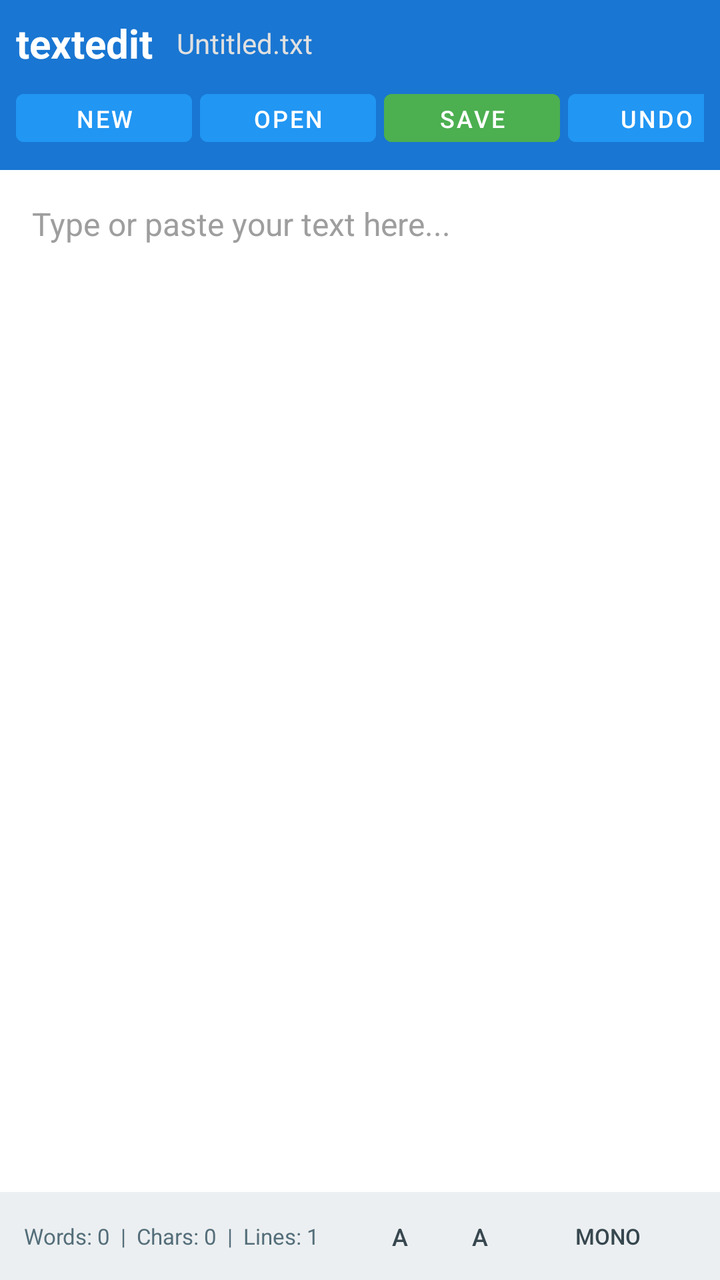
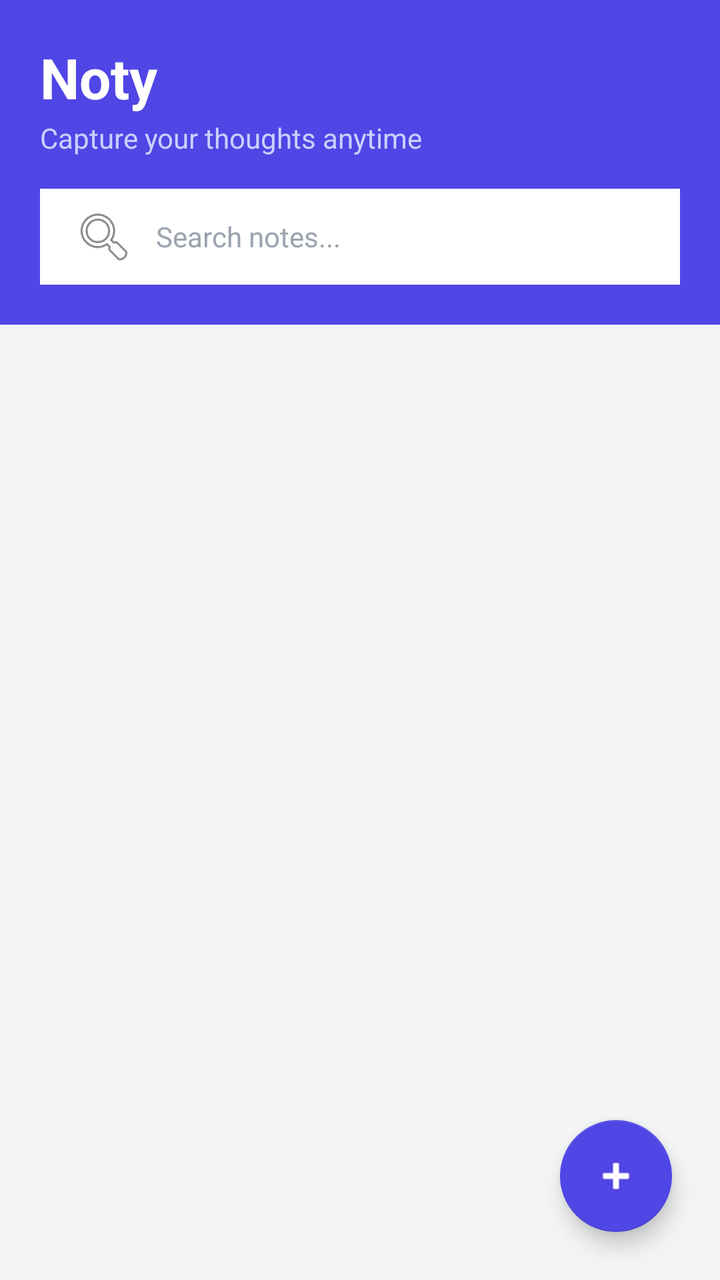

Screens rendered from an Android XML layout before and after an edit, with the pre-edit source and the edit as a unified diff.
<!-- AndroidManifest.xml: application theme Theme.Noty -->
<!-- res/layout/activity_main.xml -->
<?xml version="1.0" encoding="utf-8"?>
<LinearLayout xmlns:android="http://schemas.android.com/apk/res/android"
    android:layout_width="match_parent"
    android:layout_height="match_parent"
    android:orientation="vertical"
    android:background="#FFFFFF">

    
    <LinearLayout
        android:layout_width="match_parent"
        android:layout_height="wrap_content"
        android:background="#1976D2"
        android:orientation="vertical"
        android:padding="8dp">

        
        <LinearLayout
            android:layout_width="match_parent"
            android:layout_height="wrap_content"
            android:orientation="horizontal"
            android:gravity="center_vertical">

            <TextView
                android:layout_width="wrap_content"
                android:layout_height="wrap_content"
                android:text="textedit"
                android:textColor="#FFFFFF"
                android:textSize="20sp"
                android:textStyle="bold"
                android:paddingEnd="12dp" />

            <TextView
                android:id="@+id/tv_file_name"
                android:layout_width="0dp"
                android:layout_height="wrap_content"
                android:layout_weight="1"
                android:text="Untitled.txt"
                android:textColor="#E0E0E0"
                android:textSize="14sp"
                android:ellipsize="middle"
                android:singleLine="true" />

        </LinearLayout>

        
        <HorizontalScrollView
            android:layout_width="match_parent"
            android:layout_height="wrap_content"
            android:scrollbars="none"
            android:layout_marginTop="6dp">

            <LinearLayout
                android:layout_width="wrap_content"
                android:layout_height="wrap_content"
                android:orientation="horizontal">

                <Button
                    android:id="@+id/btn_new"
                    style="?android:attr/buttonBarButtonStyle"
                    android:layout_width="wrap_content"
                    android:layout_height="36dp"
                    android:text="New"
                    android:textColor="#FFFFFF"
                    android:textSize="12sp"
                    android:backgroundTint="#2196F3"
                    android:layout_marginEnd="4dp" />

                <Button
                    android:id="@+id/btn_open"
                    style="?android:attr/buttonBarButtonStyle"
                    android:layout_width="wrap_content"
                    android:layout_height="36dp"
                    android:text="Open"
                    android:textColor="#FFFFFF"
                    android:textSize="12sp"
                    android:backgroundTint="#2196F3"
                    android:layout_marginEnd="4dp" />

                <Button
                    android:id="@+id/btn_save"
                    style="?android:attr/buttonBarButtonStyle"
                    android:layout_width="wrap_content"
                    android:layout_height="36dp"
                    android:text="Save"
                    android:textColor="#FFFFFF"
                    android:textSize="12sp"
                    android:backgroundTint="#4CAF50"
                    android:layout_marginEnd="4dp" />

                <Button
                    android:id="@+id/btn_undo"
                    style="?android:attr/buttonBarButtonStyle"
                    android:layout_width="wrap_content"
                    android:layout_height="36dp"
                    android:text="Undo"
                    android:textColor="#FFFFFF"
                    android:textSize="12sp"
                    android:backgroundTint="#2196F3"
                    android:layout_marginEnd="4dp" />

                <Button
                    android:id="@+id/btn_redo"
                    style="?android:attr/buttonBarButtonStyle"
                    android:layout_width="wrap_content"
                    android:layout_height="36dp"
                    android:text="Redo"
                    android:textColor="#FFFFFF"
                    android:textSize="12sp"
                    android:backgroundTint="#2196F3"
                    android:layout_marginEnd="4dp" />

                <Button
                    android:id="@+id/btn_search_toggle"
                    style="?android:attr/buttonBarButtonStyle"
                    android:layout_width="wrap_content"
                    android:layout_height="36dp"
                    android:text="Find"
                    android:textColor="#FFFFFF"
                    android:textSize="12sp"
                    android:backgroundTint="#2196F3"
                    android:layout_marginEnd="4dp" />

                <Button
                    android:id="@+id/btn_share"
                    style="?android:attr/buttonBarButtonStyle"
                    android:layout_width="wrap_content"
                    android:layout_height="36dp"
                    android:text="Share"
                    android:textColor="#FFFFFF"
                    android:textSize="12sp"
                    android:backgroundTint="#2196F3" />

            </LinearLayout>
        </HorizontalScrollView>

    </LinearLayout>

    
    <LinearLayout
        android:id="@+id/search_container"
        android:layout_width="match_parent"
        android:layout_height="wrap_content"
        android:orientation="vertical"
        android:background="#F0F4F8"
        android:padding="8dp"
        android:visibility="gone">

        <LinearLayout
            android:layout_width="match_parent"
            android:layout_height="wrap_content"
            android:orientation="horizontal"
            android:gravity="center_vertical">

            <EditText
                android:id="@+id/et_search"
                android:layout_width="0dp"
                android:layout_height="40dp"
                android:layout_weight="1"
                android:hint="Find text..."
                android:textSize="13sp"
                android:padding="8dp"
                android:background="#FFFFFF"
                android:inputType="text"
                android:maxLines="1" />

            <Button
                android:id="@+id/btn_find_next"
                android:layout_width="wrap_content"
                android:layout_height="40dp"
                android:text="Next"
                android:textSize="11sp"
                android:layout_marginStart="4dp" />

            <Button
                android:id="@+id/btn_close_search"
                android:layout_width="40dp"
                android:layout_height="40dp"
                android:text="X"
                android:textSize="11sp"
                android:layout_marginStart="4dp" />

        </LinearLayout>

        <LinearLayout
            android:layout_width="match_parent"
            android:layout_height="wrap_content"
            android:orientation="horizontal"
            android:gravity="center_vertical"
            android:layout_marginTop="4dp">

            <EditText
                android:id="@+id/et_replace"
                android:layout_width="0dp"
                android:layout_height="40dp"
                android:layout_weight="1"
                android:hint="Replace with..."
                android:textSize="13sp"
                android:padding="8dp"
                android:background="#FFFFFF"
                android:inputType="text"
                android:maxLines="1" />

            <Button
                android:id="@+id/btn_do_replace"
                android:layout_width="wrap_content"
                android:layout_height="40dp"
                android:text="Replace"
                android:textSize="11sp"
                android:layout_marginStart="4dp" />

            <Button
                android:id="@+id/btn_replace_all"
                android:layout_width="wrap_content"
                android:layout_height="40dp"
                android:text="All"
                android:textSize="11sp"
                android:layout_marginStart="4dp" />

        </LinearLayout>
    </LinearLayout>

    
    <EditText
        android:id="@+id/et_content"
        android:layout_width="match_parent"
        android:layout_height="0dp"
        android:layout_weight="1"
        android:gravity="top|start"
        android:hint="Type or paste your text here..."
        android:padding="16dp"
        android:background="@null"
        android:scrollbars="vertical"
        android:inputType="textMultiLine|textNoSuggestions"
        android:textSize="16sp"
        android:textColor="#212121"
        android:textColorHint="#9E9E9E" />

    
    <LinearLayout
        android:layout_width="match_parent"
        android:layout_height="wrap_content"
        android:background="#ECEFF1"
        android:orientation="horizontal"
        android:gravity="center_vertical"
        android:paddingStart="12dp"
        android:paddingEnd="12dp"
        android:paddingTop="4dp"
        android:paddingBottom="4dp">

        <TextView
            android:id="@+id/tv_stats"
            android:layout_width="0dp"
            android:layout_height="wrap_content"
            android:layout_weight="1"
            android:text="Words: 0  |  Chars: 0  |  Lines: 1"
            android:textColor="#546E7A"
            android:textSize="11sp" />

        <Button
            android:id="@+id/btn_zoom_out"
            style="?android:attr/borderlessButtonStyle"
            android:layout_width="40dp"
            android:layout_height="36dp"
            android:text="A-"
            android:textSize="12sp"
            android:textColor="#37474F" />

        <Button
            android:id="@+id/btn_zoom_in"
            style="?android:attr/borderlessButtonStyle"
            android:layout_width="40dp"
            android:layout_height="36dp"
            android:text="A+"
            android:textSize="12sp"
            android:textColor="#37474F" />

        <Button
            android:id="@+id/btn_toggle_font"
            style="?android:attr/borderlessButtonStyle"
            android:layout_width="wrap_content"
            android:layout_height="36dp"
            android:text="Mono"
            android:textSize="11sp"
            android:textColor="#37474F" />

    </LinearLayout>

</LinearLayout>
<!-- resources referenced by this layout -->
<resources>
  <style name="Theme.Noty" parent="Theme.MaterialComponents.DayNight.NoActionBar">
          <item name="colorPrimary">#4F46E5</item>
          <item name="colorPrimaryVariant">#4338CA</item>
          <item name="colorOnPrimary">#FFFFFF</item>
          <item name="colorSecondary">#10B981</item>
          <item name="colorSecondaryVariant">#059669</item>
          <item name="colorOnSecondary">#FFFFFF</item>
          <item name="android:statusBarColor">#4338CA</item>
      </style>
</resources>

<!-- the commit's change to res/layout/activity_main.xml (unified diff, before → after) -->
@@ -1,288 +1,105 @@
 <?xml version="1.0" encoding="utf-8"?>
-<LinearLayout xmlns:android="http://schemas.android.com/apk/res/android"
+<androidx.constraintlayout.widget.ConstraintLayout 
+    xmlns:android="http://schemas.android.com/apk/res/android"
+    xmlns:app="http://schemas.android.com/apk/res-auto"
     android:layout_width="match_parent"
     android:layout_height="match_parent"
-    android:orientation="vertical"
-    android:background="#FFFFFF">
+    android:background="#F3F4F6">
 
     
     <LinearLayout
+        android:id="@+id/headerLayout"
         android:layout_width="match_parent"
         android:layout_height="wrap_content"
-        android:background="#1976D2"
+        android:background="#4F46E5"
         android:orientation="vertical"
-        android:padding="8dp">
+        android:padding="20dp"
+        app:layout_constraintTop_toTopOf="parent">
+
+        <TextView
+            android:layout_width="wrap_content"
+            android:layout_height="wrap_content"
+            android:text="Noty"
+            android:textColor="#FFFFFF"
+            android:textSize="28sp"
+            android:textStyle="bold" />
+
+        <TextView
+            android:layout_width="wrap_content"
+            android:layout_height="wrap_content"
+            android:layout_marginTop="2dp"
+            android:text="Capture your thoughts anytime"
+            android:textColor="#C7D2FE"
+            android:textSize="14sp" />
 
         
-        <LinearLayout
+        <EditText
+            android:id="@+id/etSearch"
             android:layout_width="match_parent"
-            android:layout_height="wrap_content"
-            android:orientation="horizontal"
-            android:gravity="center_vertical">
-
-            <TextView
-                android:layout_width="wrap_content"
-                android:layout_height="wrap_content"
-                android:text="textedit"
-                android:textColor="#FFFFFF"
-                android:textSize="20sp"
-                android:textStyle="bold"
-                android:paddingEnd="12dp" />
-
-            <TextView
-                android:id="@+id/tv_file_name"
-                android:layout_width="0dp"
-                android:layout_height="wrap_content"
-                android:layout_weight="1"
-                android:text="Untitled.txt"
-                android:textColor="#E0E0E0"
-                android:textSize="14sp"
-                android:ellipsize="middle"
-                android:singleLine="true" />
-
-        </LinearLayout>
-
-        
-        <HorizontalScrollView
-            android:layout_width="match_parent"
-            android:layout_height="wrap_content"
-            android:scrollbars="none"
-            android:layout_marginTop="6dp">
-
-            <LinearLayout
-                android:layout_width="wrap_content"
-                android:layout_height="wrap_content"
-                android:orientation="horizontal">
-
-                <Button
-                    android:id="@+id/btn_new"
-                    style="?android:attr/buttonBarButtonStyle"
-                    android:layout_width="wrap_content"
-                    android:layout_height="36dp"
-                    android:text="New"
-                    android:textColor="#FFFFFF"
-                    android:textSize="12sp"
-                    android:backgroundTint="#2196F3"
-                    android:layout_marginEnd="4dp" />
-
-                <Button
-                    android:id="@+id/btn_open"
-                    style="?android:attr/buttonBarButtonStyle"
-                    android:layout_width="wrap_content"
-                    android:layout_height="36dp"
-                    android:text="Open"
-                    android:textColor="#FFFFFF"
-                    android:textSize="12sp"
-                    android:backgroundTint="#2196F3"
-                    android:layout_marginEnd="4dp" />
-
-                <Button
-                    android:id="@+id/btn_save"
-                    style="?android:attr/buttonBarButtonStyle"
-                    android:layout_width="wrap_content"
-                    android:layout_height="36dp"
-                    android:text="Save"
-                    android:textColor="#FFFFFF"
-                    android:textSize="12sp"
-                    android:backgroundTint="#4CAF50"
-                    android:layout_marginEnd="4dp" />
-
-                <Button
-                    android:id="@+id/btn_undo"
-                    style="?android:attr/buttonBarButtonStyle"
-                    android:layout_width="wrap_content"
-                    android:layout_height="36dp"
-                    android:text="Undo"
-                    android:textColor="#FFFFFF"
-                    android:textSize="12sp"
-                    android:backgroundTint="#2196F3"
-                    android:layout_marginEnd="4dp" />
-
-                <Button
-                    android:id="@+id/btn_redo"
-                    style="?android:attr/buttonBarButtonStyle"
-                    android:layout_width="wrap_content"
-                    android:layout_height="36dp"
-                    android:text="Redo"
-                    android:textColor="#FFFFFF"
-                    android:textSize="12sp"
-                    android:backgroundTint="#2196F3"
-                    android:layout_marginEnd="4dp" />
-
-                <Button
-                    android:id="@+id/btn_search_toggle"
-                    style="?android:attr/buttonBarButtonStyle"
-                    android:layout_width="wrap_content"
-                    android:layout_height="36dp"
-                    android:text="Find"
-                    android:textColor="#FFFFFF"
-                    android:textSize="12sp"
-                    android:backgroundTint="#2196F3"
-                    android:layout_marginEnd="4dp" />
-
-                <Button
-                    android:id="@+id/btn_share"
-                    style="?android:attr/buttonBarButtonStyle"
-                    android:layout_width="wrap_content"
-                    android:layout_height="36dp"
-                    android:text="Share"
-                    android:textColor="#FFFFFF"
-                    android:textSize="12sp"
-                    android:backgroundTint="#2196F3" />
-
-            </LinearLayout>
-        </HorizontalScrollView>
-
+            android:layout_height="48dp"
+            android:layout_marginTop="16dp"
+            android:background="@android:color/white"
+            android:drawableStart="@android:drawable/ic_menu_search"
+            android:drawablePadding="10dp"
+            android:hint="Search notes..."
+            android:inputType="text"
+            android:paddingHorizontal="16dp"
+            android:textColor="#1F2937"
+            android:textColorHint="#9CA3AF"
+            android:textSize="14sp" />
     </LinearLayout>
 
     
+    <androidx.recyclerview.widget.RecyclerView
+        android:id="@+id/recyclerViewNotes"
+        android:layout_width="match_parent"
+        android:layout_height="0dp"
+        android:clipToPadding="false"
+        android:padding="8dp"
+        app:layout_constraintBottom_toBottomOf="parent"
+        app:layout_constraintTop_toBottomOf="@id/headerLayout" />
+
+    
     <LinearLayout
-        android:id="@+id/search_container"
-        android:layout_width="match_parent"
+        android:id="@+id/layoutEmpty"
+        android:layout_width="wrap_content"
         android:layout_height="wrap_content"
+        android:gravity="center"
         android:orientation="vertical"
-        android:background="#F0F4F8"
-        android:padding="8dp"
-        android:visibility="gone">
+        android:visibility="gone"
+        app:layout_constraintBottom_toBottomOf="parent"
+        app:layout_constraintEnd_toEndOf="parent"
+        app:layout_constraintStart_toStartOf="parent"
+        app:layout_constraintTop_toBottomOf="@id/headerLayout">
 
-        <LinearLayout
-            android:layout_width="match_parent"
+        <TextView
+            android:layout_width="wrap_content"
             android:layout_height="wrap_content"
-            android:orientation="horizontal"
-            android:gravity="center_vertical">
+            android:text="No notes found"
+            android:textColor="#6B7280"
+            android:textSize="18sp"
+            android:textStyle="bold" />
 
-            <EditText
-                android:id="@+id/et_search"
-                android:layout_width="0dp"
-                android:layout_height="40dp"
-                android:layout_weight="1"
-                android:hint="Find text..."
-                android:textSize="13sp"
-                android:padding="8dp"
-                android:background="#FFFFFF"
-                android:inputType="text"
-                android:maxLines="1" />
-
-            <Button
-                android:id="@+id/btn_find_next"
-                android:layout_width="wrap_content"
-                android:layout_height="40dp"
-                android:text="Next"
-                android:textSize="11sp"
-                android:layout_marginStart="4dp" />
-
-            <Button
-                android:id="@+id/btn_close_search"
-                android:layout_width="40dp"
-                android:layout_height="40dp"
-                android:text="X"
-                android:textSize="11sp"
-                android:layout_marginStart="4dp" />
-
-        </LinearLayout>
-
-        <LinearLayout
-            android:layout_width="match_parent"
+        <TextView
+            android:layout_width="wrap_content"
             android:layout_height="wrap_content"
-            android:orientation="horizontal"
-            android:gravity="center_vertical"
-            android:layout_marginTop="4dp">
-
-            <EditText
-                android:id="@+id/et_replace"
-                android:layout_width="0dp"
-                android:layout_height="40dp"
-                android:layout_weight="1"
-                android:hint="Replace with..."
-                android:textSize="13sp"
-                android:padding="8dp"
-                android:background="#FFFFFF"
-                android:inputType="text"
-                android:maxLines="1" />
-
-            <Button
-                android:id="@+id/btn_do_replace"
-                android:layout_width="wrap_content"
-                android:layout_height="40dp"
-                android:text="Replace"
-                android:textSize="11sp"
-                android:layout_marginStart="4dp" />
-
-            <Button
-                android:id="@+id/btn_replace_all"
-                android:layout_width="wrap_content"
-                android:layout_height="40dp"
-                android:text="All"
-                android:textSize="11sp"
-                android:layout_marginStart="4dp" />
-
-        </LinearLayout>
+            android:layout_marginTop="4dp"
+            android:text="Tap + to create a new note"
+            android:textColor="#9CA3AF"
+            android:textSize="14sp" />
     </LinearLayout>
 
     
-    <EditText
-        android:id="@+id/et_content"
-        android:layout_width="match_parent"
-        android:layout_height="0dp"
-        android:layout_weight="1"
-        android:gravity="top|start"
-        android:hint="Type or paste your text here..."
-        android:padding="16dp"
-        android:background="@null"
-        android:scrollbars="vertical"
-        android:inputType="textMultiLine|textNoSuggestions"
-        android:textSize="16sp"
-        android:textColor="#212121"
-        android:textColorHint="#9E9E9E" />
+    <com.google.android.material.floatingactionbutton.FloatingActionButton
+        android:id="@+id/fabAddNote"
+        android:layout_width="wrap_content"
+        android:layout_height="wrap_content"
+        android:layout_margin="24dp"
+        android:contentDescription="Add Note"
+        android:src="@android:drawable/ic_input_add"
+        app:backgroundTint="#4F46E5"
+        app:layout_constraintBottom_toBottomOf="parent"
+        app:layout_constraintEnd_toEndOf="parent"
+        app:tint="#FFFFFF" />
 
-    
-    <LinearLayout
-        android:layout_width="match_parent"
-        android:layout_height="wrap_content"
-        android:background="#ECEFF1"
-        android:orientation="horizontal"
-        android:gravity="center_vertical"
-        android:paddingStart="12dp"
-        android:paddingEnd="12dp"
-        android:paddingTop="4dp"
-        android:paddingBottom="4dp">
-
-        <TextView
-            android:id="@+id/tv_stats"
-            android:layout_width="0dp"
-            android:layout_height="wrap_content"
-            android:layout_weight="1"
-            android:text="Words: 0  |  Chars: 0  |  Lines: 1"
-            android:textColor="#546E7A"
-            android:textSize="11sp" />
-
-        <Button
-            android:id="@+id/btn_zoom_out"
-            style="?android:attr/borderlessButtonStyle"
-            android:layout_width="40dp"
-            android:layout_height="36dp"
-            android:text="A-"
-            android:textSize="12sp"
-            android:textColor="#37474F" />
-
-        <Button
-            android:id="@+id/btn_zoom_in"
-            style="?android:attr/borderlessButtonStyle"
-            android:layout_width="40dp"
-            android:layout_height="36dp"
-            android:text="A+"
-            android:textSize="12sp"
-            android:textColor="#37474F" />
-
-        <Button
-            android:id="@+id/btn_toggle_font"
-            style="?android:attr/borderlessButtonStyle"
-            android:layout_width="wrap_content"
-            android:layout_height="36dp"
-            android:text="Mono"
-            android:textSize="11sp"
-            android:textColor="#37474F" />
-
-    </LinearLayout>
-
-</LinearLayout>
+</androidx.constraintlayout.widget.ConstraintLayout>
